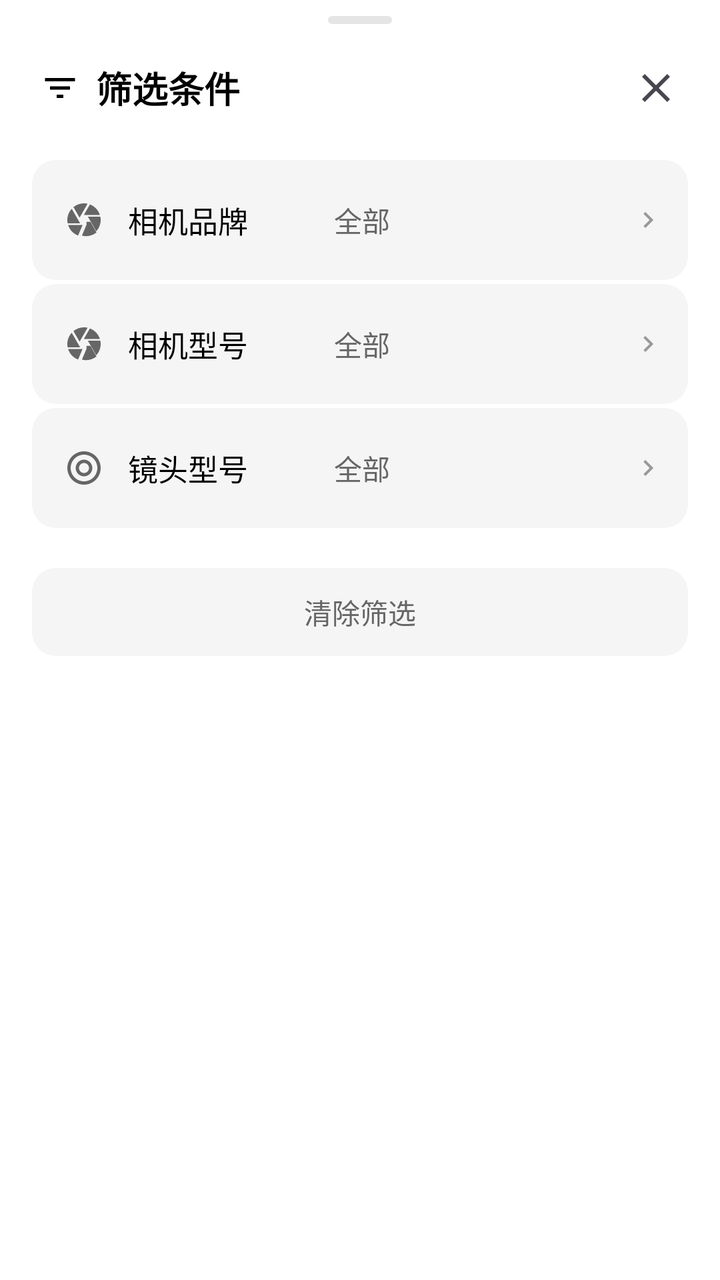
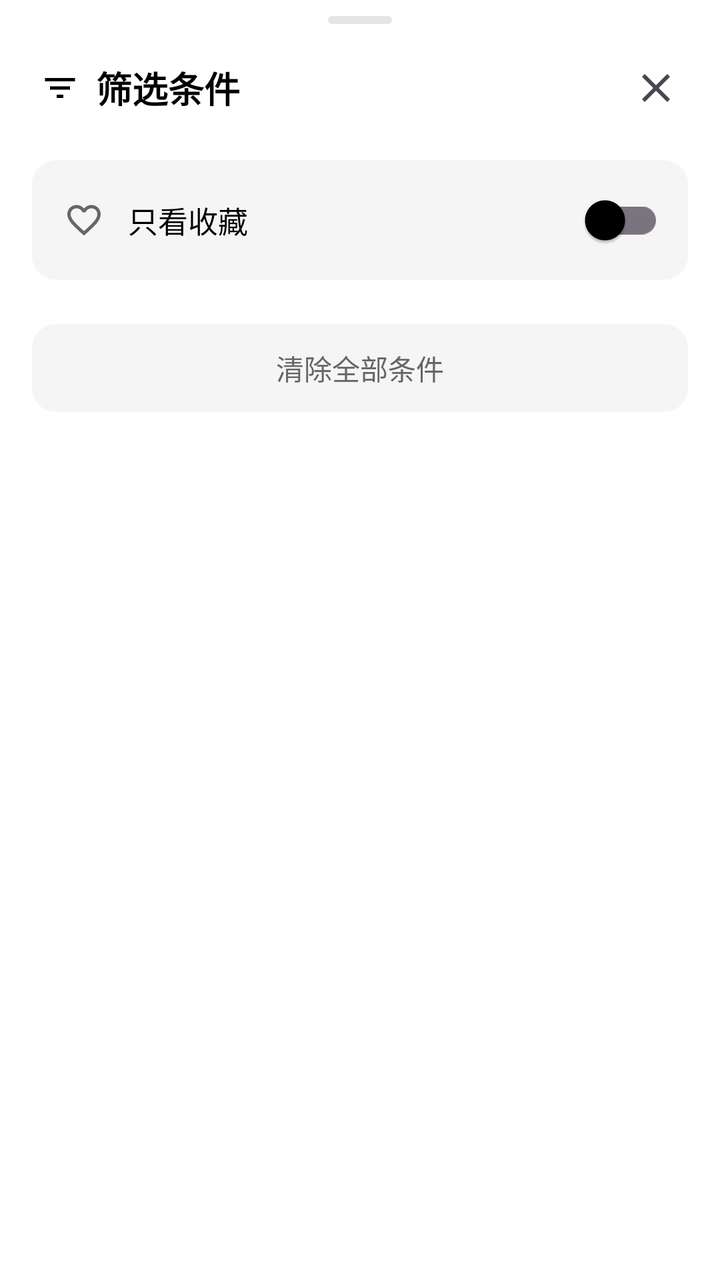

Two renders of the same Android screen: before a commit and after it. Below are the layout's source before the change and the commit's diff.
<!-- AndroidManifest.xml: application theme Theme.StarGallery -->
<!-- res/layout/layout_bottom_sheet_filter.xml -->
<?xml version="1.0" encoding="utf-8"?>
<FrameLayout xmlns:android="http://schemas.android.com/apk/res/android"
    xmlns:app="http://schemas.android.com/apk/res-auto"
    android:layout_width="match_parent"
    android:layout_height="wrap_content">

    
    <LinearLayout
        android:id="@+id/mainView"
        android:layout_width="match_parent"
        android:layout_height="wrap_content"
        android:orientation="vertical"
        android:paddingTop="8dp"
        android:paddingBottom="32dp">

        
        <View
            android:layout_width="32dp"
            android:layout_height="4dp"
            android:layout_gravity="center_horizontal"
            android:layout_marginBottom="12dp"
            android:background="@drawable/bg_drag_handle" />

        
        <LinearLayout
            android:layout_width="match_parent"
            android:layout_height="wrap_content"
            android:gravity="center_vertical"
            android:orientation="horizontal"
            android:paddingStart="20dp"
            android:paddingEnd="12dp"
            android:paddingBottom="16dp">

            <ImageView
                android:layout_width="20dp"
                android:layout_height="20dp"
                android:layout_marginEnd="8dp"
                android:src="@drawable/ic_filter"
                app:tint="@color/text_primary" />

            <TextView
                android:layout_width="0dp"
                android:layout_height="wrap_content"
                android:layout_weight="1"
                android:text="@string/filter_title"
                android:textColor="@color/text_primary"
                android:textSize="18sp"
                android:textStyle="bold" />

            <ImageButton
                android:id="@+id/btnClose"
                android:layout_width="40dp"
                android:layout_height="40dp"
                android:background="?attr/selectableItemBackgroundBorderless"
                android:contentDescription="@string/cancel"
                android:src="@drawable/ic_close" />
        </LinearLayout>

        
        <androidx.constraintlayout.widget.ConstraintLayout
            android:id="@+id/rowCameraMake"
            android:layout_width="match_parent"
            android:layout_height="60dp"
            android:layout_marginStart="16dp"
            android:layout_marginEnd="16dp"
            android:layout_marginBottom="2dp"
            android:background="@drawable/bg_filter_row"
            android:paddingStart="16dp"
            android:paddingEnd="12dp">

            <ImageView
                android:id="@+id/ivCameraMakeIcon"
                android:layout_width="20dp"
                android:layout_height="20dp"
                android:src="@drawable/ic_camera"
                app:layout_constraintBottom_toBottomOf="parent"
                app:layout_constraintStart_toStartOf="parent"
                app:layout_constraintTop_toTopOf="parent"
                app:tint="@color/text_secondary" />

            <TextView
                android:layout_width="wrap_content"
                android:layout_height="wrap_content"
                android:layout_marginStart="12dp"
                android:text="@string/filter_camera_make"
                android:textColor="@color/text_primary"
                android:textSize="15sp"
                app:layout_constraintBottom_toBottomOf="parent"
                app:layout_constraintStart_toEndOf="@+id/ivCameraMakeIcon"
                app:layout_constraintTop_toTopOf="parent" />

            <TextView
                android:id="@+id/tvCameraMakeValue"
                android:layout_width="0dp"
                android:layout_height="wrap_content"
                android:layout_marginEnd="6dp"
                android:ellipsize="end"
                android:maxLines="1"
                android:text="@string/filter_all"
                android:textColor="@color/text_secondary"
                android:textSize="14sp"
                app:layout_constraintBottom_toBottomOf="parent"
                app:layout_constraintEnd_toStartOf="@+id/ivArrowMake"
                app:layout_constraintTop_toTopOf="parent"
                app:layout_constraintHorizontal_bias="0"
                app:layout_constraintHorizontal_chainStyle="packed"
                app:layout_constraintStart_toEndOf="@+id/guidelineCenter" />

            <androidx.constraintlayout.widget.Guideline
                android:id="@+id/guidelineCenter"
                android:layout_width="wrap_content"
                android:layout_height="wrap_content"
                android:orientation="vertical"
                app:layout_constraintGuide_percent="0.45" />

            <ImageView
                android:id="@+id/ivArrowMake"
                android:layout_width="16dp"
                android:layout_height="16dp"
                android:src="@drawable/ic_arrow_right"
                app:layout_constraintBottom_toBottomOf="parent"
                app:layout_constraintEnd_toEndOf="parent"
                app:layout_constraintTop_toTopOf="parent"
                app:tint="@color/text_tertiary" />
        </androidx.constraintlayout.widget.ConstraintLayout>

        
        <androidx.constraintlayout.widget.ConstraintLayout
            android:id="@+id/rowCameraModel"
            android:layout_width="match_parent"
            android:layout_height="60dp"
            android:layout_marginStart="16dp"
            android:layout_marginEnd="16dp"
            android:layout_marginBottom="2dp"
            android:background="@drawable/bg_filter_row"
            android:paddingStart="16dp"
            android:paddingEnd="12dp">

            <ImageView
                android:id="@+id/ivCameraModelIcon"
                android:layout_width="20dp"
                android:layout_height="20dp"
                android:src="@drawable/ic_camera"
                app:layout_constraintBottom_toBottomOf="parent"
                app:layout_constraintStart_toStartOf="parent"
                app:layout_constraintTop_toTopOf="parent"
                app:tint="@color/text_secondary" />

            <TextView
                android:layout_width="wrap_content"
                android:layout_height="wrap_content"
                android:layout_marginStart="12dp"
                android:text="@string/filter_camera_model"
                android:textColor="@color/text_primary"
                android:textSize="15sp"
                app:layout_constraintBottom_toBottomOf="parent"
                app:layout_constraintStart_toEndOf="@+id/ivCameraModelIcon"
                app:layout_constraintTop_toTopOf="parent" />

            <TextView
                android:id="@+id/tvCameraModelValue"
                android:layout_width="0dp"
                android:layout_height="wrap_content"
                android:layout_marginEnd="6dp"
                android:ellipsize="end"
                android:maxLines="1"
                android:text="@string/filter_all"
                android:textColor="@color/text_secondary"
                android:textSize="14sp"
                app:layout_constraintBottom_toBottomOf="parent"
                app:layout_constraintEnd_toStartOf="@+id/ivArrowModel"
                app:layout_constraintTop_toTopOf="parent"
                app:layout_constraintStart_toEndOf="@+id/guidelineCenter2" />

            <androidx.constraintlayout.widget.Guideline
                android:id="@+id/guidelineCenter2"
                android:layout_width="wrap_content"
                android:layout_height="wrap_content"
                android:orientation="vertical"
                app:layout_constraintGuide_percent="0.45" />

            <ImageView
                android:id="@+id/ivArrowModel"
                android:layout_width="16dp"
                android:layout_height="16dp"
                android:src="@drawable/ic_arrow_right"
                app:layout_constraintBottom_toBottomOf="parent"
                app:layout_constraintEnd_toEndOf="parent"
                app:layout_constraintTop_toTopOf="parent"
                app:tint="@color/text_tertiary" />
        </androidx.constraintlayout.widget.ConstraintLayout>

        
        <androidx.constraintlayout.widget.ConstraintLayout
            android:id="@+id/rowLens"
            android:layout_width="match_parent"
            android:layout_height="60dp"
            android:layout_marginStart="16dp"
            android:layout_marginEnd="16dp"
            android:background="@drawable/bg_filter_row"
            android:paddingStart="16dp"
            android:paddingEnd="12dp">

            <ImageView
                android:id="@+id/ivLensIcon"
                android:layout_width="20dp"
                android:layout_height="20dp"
                android:src="@drawable/ic_lens"
                app:layout_constraintBottom_toBottomOf="parent"
                app:layout_constraintStart_toStartOf="parent"
                app:layout_constraintTop_toTopOf="parent"
                app:tint="@color/text_secondary" />

            <TextView
                android:layout_width="wrap_content"
                android:layout_height="wrap_content"
                android:layout_marginStart="12dp"
                android:text="@string/filter_lens"
                android:textColor="@color/text_primary"
                android:textSize="15sp"
                app:layout_constraintBottom_toBottomOf="parent"
                app:layout_constraintStart_toEndOf="@+id/ivLensIcon"
                app:layout_constraintTop_toTopOf="parent" />

            <TextView
                android:id="@+id/tvLensValue"
                android:layout_width="0dp"
                android:layout_height="wrap_content"
                android:layout_marginEnd="6dp"
                android:ellipsize="end"
                android:maxLines="1"
                android:text="@string/filter_all"
                android:textColor="@color/text_secondary"
                android:textSize="14sp"
                app:layout_constraintBottom_toBottomOf="parent"
                app:layout_constraintEnd_toStartOf="@+id/ivArrowLens"
                app:layout_constraintTop_toTopOf="parent"
                app:layout_constraintStart_toEndOf="@+id/guidelineCenter3" />

            <androidx.constraintlayout.widget.Guideline
                android:id="@+id/guidelineCenter3"
                android:layout_width="wrap_content"
                android:layout_height="wrap_content"
                android:orientation="vertical"
                app:layout_constraintGuide_percent="0.45" />

            <ImageView
                android:id="@+id/ivArrowLens"
                android:layout_width="16dp"
                android:layout_height="16dp"
                android:src="@drawable/ic_arrow_right"
                app:layout_constraintBottom_toBottomOf="parent"
                app:layout_constraintEnd_toEndOf="parent"
                app:layout_constraintTop_toTopOf="parent"
                app:tint="@color/text_tertiary" />
        </androidx.constraintlayout.widget.ConstraintLayout>

        
        <TextView
            android:id="@+id/btnClear"
            android:layout_width="match_parent"
            android:layout_height="44dp"
            android:layout_marginStart="16dp"
            android:layout_marginTop="20dp"
            android:layout_marginEnd="16dp"
            android:background="@drawable/bg_filter_clear"
            android:gravity="center"
            android:text="@string/filter_clear"
            android:textColor="@color/text_secondary"
            android:textSize="14sp" />
    </LinearLayout>

    
    <LinearLayout
        android:id="@+id/listView"
        android:layout_width="match_parent"
        android:layout_height="wrap_content"
        android:orientation="vertical"
        android:visibility="gone"
        android:paddingTop="8dp"
        android:paddingBottom="24dp">

        
        <LinearLayout
            android:layout_width="match_parent"
            android:layout_height="wrap_content"
            android:gravity="center_vertical"
            android:orientation="horizontal"
            android:paddingStart="4dp"
            android:paddingEnd="12dp"
            android:paddingBottom="12dp">

            <ImageButton
                android:id="@+id/btnBackFromList"
                android:layout_width="48dp"
                android:layout_height="48dp"
                android:background="?attr/selectableItemBackgroundBorderless"
                android:contentDescription="@string/back"
                android:src="@drawable/ic_back" />

            <TextView
                android:id="@+id/tvListTitle"
                android:layout_width="0dp"
                android:layout_height="wrap_content"
                android:layout_weight="1"
                android:textColor="@color/text_primary"
                android:textSize="18sp"
                android:textStyle="bold" />
        </LinearLayout>

        
        <ScrollView
            android:layout_width="match_parent"
            android:layout_height="wrap_content"
            android:overScrollMode="never"
            android:clipToPadding="false"
            android:paddingStart="16dp"
            android:paddingEnd="16dp">

            <com.google.android.material.chip.ChipGroup
                android:id="@+id/cgOptions"
                android:layout_width="match_parent"
                android:layout_height="wrap_content"
                app:singleSelection="true"
                app:selectionRequired="false"
                app:chipSpacingHorizontal="8dp"
                app:chipSpacingVertical="6dp" />
        </ScrollView>
    </LinearLayout>

</FrameLayout>
<!-- resources referenced by this layout -->
<resources>
  <color name="text_primary">#FF000000</color>
  <color name="text_secondary">#FF666666</color>
  <color name="text_tertiary">#FF999999</color>
  <!-- drawable bg_drag_handle (drawable) -->
  <?xml version="1.0" encoding="utf-8"?>
  <shape xmlns:android="http://schemas.android.com/apk/res/android"
      android:shape="rectangle">
      <solid android:color="@color/divider" />
      <corners android:radius="2dp" />
  </shape>
  <!-- drawable bg_filter_clear (drawable) -->
  <?xml version="1.0" encoding="utf-8"?>
  <shape xmlns:android="http://schemas.android.com/apk/res/android"
      android:shape="rectangle">
      <solid android:color="@color/background_card" />
      <corners android:radius="12dp" />
  </shape>
  <!-- drawable bg_filter_row (drawable) -->
  <?xml version="1.0" encoding="utf-8"?>
  <shape xmlns:android="http://schemas.android.com/apk/res/android"
      android:shape="rectangle">
      <solid android:color="@color/background_card" />
      <corners android:radius="12dp" />
  </shape>
  <!-- drawable ic_arrow_right (drawable) -->
  <?xml version="1.0" encoding="utf-8"?>
  <vector xmlns:android="http://schemas.android.com/apk/res/android"
      android:width="24dp"
      android:height="24dp"
      android:viewportWidth="24"
      android:viewportHeight="24">
      <path
          android:fillColor="@color/icon_normal"
          android:pathData="M10,6L8.59,7.41 13.17,12l-4.58,4.59L10,18l6,-6z"/>
  </vector>
  <!-- drawable ic_camera (drawable) -->
  <?xml version="1.0" encoding="utf-8"?>
  <vector xmlns:android="http://schemas.android.com/apk/res/android"
      android:width="24dp"
      android:height="24dp"
      android:viewportWidth="24"
      android:viewportHeight="24">
      <path
          android:fillColor="#000000"
          android:pathData="M9.4,10.5l4.77,-8.26C13.47,2.09 12.75,2 12,2c-2.4,0 -4.6,0.85 -6.32,2.25l3.66,6.35L9.4,10.5zM21.54,9c-0.92,-2.92 -3.15,-5.26 -6,-6.34L11.88,9h9.66zM21.8,10h-7.49l0.29,0.5 4.76,8.25C21,16.97 22,14.61 22,12c0,-0.69 -0.07,-1.35 -0.2,-2zM8.54,12l-3.9,-6.75C3.01,7.03 2,9.39 2,12c0,0.69 0.07,1.35 0.2,2h7.49L8.54,12zM2.46,15c0.92,2.92 3.15,5.26 6,6.34l2.67,-6.34H2.46zM13.45,15l-2.68,6.34c0.77,0.24 1.58,0.36 2.43,0.36c2.4,0 4.6,-0.85 6.32,-2.25l-3.66,-6.35l-2.41,0z"/>
  </vector>
  <!-- drawable ic_filter (drawable) -->
  <?xml version="1.0" encoding="utf-8"?>
  <vector xmlns:android="http://schemas.android.com/apk/res/android"
      android:width="24dp"
      android:height="24dp"
      android:viewportWidth="24"
      android:viewportHeight="24">
      <path
          android:fillColor="@color/icon_normal"
          android:pathData="M10,18h4v-2h-4v2zM3,6v2h18V6H3zM6,13h12v-2H6v2z"/>
  </vector>
  <!-- drawable ic_lens (drawable) -->
  <?xml version="1.0" encoding="utf-8"?>
  <vector xmlns:android="http://schemas.android.com/apk/res/android"
      android:width="24dp"
      android:height="24dp"
      android:viewportWidth="24"
      android:viewportHeight="24">
      <path
          android:fillColor="#000000"
          android:pathData="M12,2C6.48,2 2,6.48 2,12s4.48,10 10,10 10,-4.48 10,-10S17.52,2 12,2zM12,20c-4.41,0 -8,-3.59 -8,-8s3.59,-8 8,-8 8,3.59 8,8 -3.59,8 -8,8z"/>
      <path
          android:fillColor="#000000"
          android:pathData="M12,17c2.76,0 5,-2.24 5,-5s-2.24,-5 -5,-5 -5,2.24 -5,5 2.24,5 5,5zM12,9c1.65,0 3,1.35 3,3s-1.35,3 -3,3 -3,-1.35 -3,-3 1.35,-3 3,-3z"/>
  </vector>
  <string name="back">返回</string>
  <string name="cancel">取消</string>
  <string name="filter_all">全部</string>
  <string name="filter_camera_make">相机品牌</string>
  <string name="filter_camera_model">相机型号</string>
  <string name="filter_clear">清除筛选</string>
  <string name="filter_lens">镜头型号</string>
  <string name="filter_title">筛选条件</string>
  <color name="divider">#FFE5E5E5</color>
  <color name="background_card">#FFF5F5F5</color>
  <color name="icon_normal">#FF222222</color>
  <color name="primary">#FF000000</color>
  <color name="primary_dark">#FF000000</color>
  <color name="accent">#FF007AFF</color>
  <color name="white">#FFFFFFFF</color>
  <!-- unchanged entries left out for length: 3 -->
</resources>

<!-- the commit's change to res/layout/layout_bottom_sheet_filter.xml (unified diff, before → after) -->
@@ -35,6 +35,7 @@
                 android:layout_width="20dp"
                 android:layout_height="20dp"
                 android:layout_marginEnd="8dp"
+                android:importantForAccessibility="no"
                 android:src="@drawable/ic_filter"
                 app:tint="@color/text_primary" />
 
@@ -58,7 +59,7 @@
 
         
         <androidx.constraintlayout.widget.ConstraintLayout
-            android:id="@+id/rowCameraMake"
+            android:id="@+id/rowFavorites"
             android:layout_width="match_parent"
             android:layout_height="60dp"
             android:layout_marginStart="16dp"
@@ -69,10 +70,11 @@
             android:paddingEnd="12dp">
 
             <ImageView
-                android:id="@+id/ivCameraMakeIcon"
+                android:id="@+id/ivFavoriteIcon"
                 android:layout_width="20dp"
                 android:layout_height="20dp"
-                android:src="@drawable/ic_camera"
+                android:importantForAccessibility="no"
+                android:src="@drawable/ic_favorite"
                 app:layout_constraintBottom_toBottomOf="parent"
                 app:layout_constraintStart_toStartOf="parent"
                 app:layout_constraintTop_toTopOf="parent"
@@ -82,178 +84,43 @@
                 android:layout_width="wrap_content"
                 android:layout_height="wrap_content"
                 android:layout_marginStart="12dp"
-                android:text="@string/filter_camera_make"
+                android:text="@string/filter_favorites_only"
                 android:textColor="@color/text_primary"
                 android:textSize="15sp"
                 app:layout_constraintBottom_toBottomOf="parent"
-                app:layout_constraintStart_toEndOf="@+id/ivCameraMakeIcon"
+                app:layout_constraintStart_toEndOf="@+id/ivFavoriteIcon"
                 app:layout_constraintTop_toTopOf="parent" />
 
-            <TextView
-                android:id="@+id/tvCameraMakeValue"
-                android:layout_width="0dp"
-                android:layout_height="wrap_content"
-                android:layout_marginEnd="6dp"
-                android:ellipsize="end"
-                android:maxLines="1"
-                android:text="@string/filter_all"
-                android:textColor="@color/text_secondary"
-                android:textSize="14sp"
-                app:layout_constraintBottom_toBottomOf="parent"
-                app:layout_constraintEnd_toStartOf="@+id/ivArrowMake"
-                app:layout_constraintTop_toTopOf="parent"
-                app:layout_constraintHorizontal_bias="0"
-                app:layout_constraintHorizontal_chainStyle="packed"
-                app:layout_constraintStart_toEndOf="@+id/guidelineCenter" />
-
-            <androidx.constraintlayout.widget.Guideline
-                android:id="@+id/guidelineCenter"
+            <com.google.android.material.switchmaterial.SwitchMaterial
+                android:id="@+id/switchFavorites"
                 android:layout_width="wrap_content"
                 android:layout_height="wrap_content"
-                android:orientation="vertical"
-                app:layout_constraintGuide_percent="0.45" />
-
-            <ImageView
-                android:id="@+id/ivArrowMake"
-                android:layout_width="16dp"
-                android:layout_height="16dp"
-                android:src="@drawable/ic_arrow_right"
+                android:clickable="false"
+                android:focusable="false"
                 app:layout_constraintBottom_toBottomOf="parent"
                 app:layout_constraintEnd_toEndOf="parent"
-                app:layout_constraintTop_toTopOf="parent"
-                app:tint="@color/text_tertiary" />
+                app:layout_constraintTop_toTopOf="parent" />
         </androidx.constraintlayout.widget.ConstraintLayout>
 
         
-        <androidx.constraintlayout.widget.ConstraintLayout
-            android:id="@+id/rowCameraModel"
-            android:layout_width="match_parent"
-            android:layout_height="60dp"
+        <LinearLayout
+            android:id="@+id/dimensionContainer"
+            android:layout_width="match_parent"
+            android:layout_height="wrap_content"
+            android:orientation="vertical" />
+
+        
+        <TextView
+            android:id="@+id/tvExcludedHint"
+            android:layout_width="match_parent"
+            android:layout_height="wrap_content"
             android:layout_marginStart="16dp"
+            android:layout_marginTop="12dp"
             android:layout_marginEnd="16dp"
-            android:layout_marginBottom="2dp"
-            android:background="@drawable/bg_filter_row"
-            android:paddingStart="16dp"
-            android:paddingEnd="12dp">
-
-            <ImageView
-                android:id="@+id/ivCameraModelIcon"
-                android:layout_width="20dp"
-                android:layout_height="20dp"
-                android:src="@drawable/ic_camera"
-                app:layout_constraintBottom_toBottomOf="parent"
-                app:layout_constraintStart_toStartOf="parent"
-                app:layout_constraintTop_toTopOf="parent"
-                app:tint="@color/text_secondary" />
-
-            <TextView
-                android:layout_width="wrap_content"
-                android:layout_height="wrap_content"
-                android:layout_marginStart="12dp"
-                android:text="@string/filter_camera_model"
-                android:textColor="@color/text_primary"
-                android:textSize="15sp"
-                app:layout_constraintBottom_toBottomOf="parent"
-                app:layout_constraintStart_toEndOf="@+id/ivCameraModelIcon"
-                app:layout_constraintTop_toTopOf="parent" />
-
-            <TextView
-                android:id="@+id/tvCameraModelValue"
-                android:layout_width="0dp"
-                android:layout_height="wrap_content"
-                android:layout_marginEnd="6dp"
-                android:ellipsize="end"
-                android:maxLines="1"
-                android:text="@string/filter_all"
-                android:textColor="@color/text_secondary"
-                android:textSize="14sp"
-                app:layout_constraintBottom_toBottomOf="parent"
-                app:layout_constraintEnd_toStartOf="@+id/ivArrowModel"
-                app:layout_constraintTop_toTopOf="parent"
-                app:layout_constraintStart_toEndOf="@+id/guidelineCenter2" />
-
-            <androidx.constraintlayout.widget.Guideline
-                android:id="@+id/guidelineCenter2"
-                android:layout_width="wrap_content"
-                android:layout_height="wrap_content"
-                android:orientation="vertical"
-                app:layout_constraintGuide_percent="0.45" />
-
-            <ImageView
-                android:id="@+id/ivArrowModel"
-                android:layout_width="16dp"
-                android:layout_height="16dp"
-                android:src="@drawable/ic_arrow_right"
-                app:layout_constraintBottom_toBottomOf="parent"
-                app:layout_constraintEnd_toEndOf="parent"
-                app:layout_constraintTop_toTopOf="parent"
-                app:tint="@color/text_tertiary" />
-        </androidx.constraintlayout.widget.ConstraintLayout>
-
-        
-        <androidx.constraintlayout.widget.ConstraintLayout
-            android:id="@+id/rowLens"
-            android:layout_width="match_parent"
-            android:layout_height="60dp"
-            android:layout_marginStart="16dp"
-            android:layout_marginEnd="16dp"
-            android:background="@drawable/bg_filter_row"
-            android:paddingStart="16dp"
-            android:paddingEnd="12dp">
-
-            <ImageView
-                android:id="@+id/ivLensIcon"
-                android:layout_width="20dp"
-                android:layout_height="20dp"
-                android:src="@drawable/ic_lens"
-                app:layout_constraintBottom_toBottomOf="parent"
-                app:layout_constraintStart_toStartOf="parent"
-                app:layout_constraintTop_toTopOf="parent"
-                app:tint="@color/text_secondary" />
-
-            <TextView
-                android:layout_width="wrap_content"
-                android:layout_height="wrap_content"
-                android:layout_marginStart="12dp"
-                android:text="@string/filter_lens"
-                android:textColor="@color/text_primary"
-                android:textSize="15sp"
-                app:layout_constraintBottom_toBottomOf="parent"
-                app:layout_constraintStart_toEndOf="@+id/ivLensIcon"
-                app:layout_constraintTop_toTopOf="parent" />
-
-            <TextView
-                android:id="@+id/tvLensValue"
-                android:layout_width="0dp"
-                android:layout_height="wrap_content"
-                android:layout_marginEnd="6dp"
-                android:ellipsize="end"
-                android:maxLines="1"
-                android:text="@string/filter_all"
-                android:textColor="@color/text_secondary"
-                android:textSize="14sp"
-                app:layout_constraintBottom_toBottomOf="parent"
-                app:layout_constraintEnd_toStartOf="@+id/ivArrowLens"
-                app:layout_constraintTop_toTopOf="parent"
-                app:layout_constraintStart_toEndOf="@+id/guidelineCenter3" />
-
-            <androidx.constraintlayout.widget.Guideline
-                android:id="@+id/guidelineCenter3"
-                android:layout_width="wrap_content"
-                android:layout_height="wrap_content"
-                android:orientation="vertical"
-                app:layout_constraintGuide_percent="0.45" />
-
-            <ImageView
-                android:id="@+id/ivArrowLens"
-                android:layout_width="16dp"
-                android:layout_height="16dp"
-                android:src="@drawable/ic_arrow_right"
-                app:layout_constraintBottom_toBottomOf="parent"
-                app:layout_constraintEnd_toEndOf="parent"
-                app:layout_constraintTop_toTopOf="parent"
-                app:tint="@color/text_tertiary" />
-        </androidx.constraintlayout.widget.ConstraintLayout>
+            android:text="@string/filter_excluded_albums_hint"
+            android:textColor="@color/text_tertiary"
+            android:textSize="12sp"
+            android:visibility="gone" />
 
         
         <TextView
@@ -265,7 +132,7 @@
             android:layout_marginEnd="16dp"
             android:background="@drawable/bg_filter_clear"
             android:gravity="center"
-            android:text="@string/filter_clear"
+            android:text="@string/filter_clear_all"
             android:textColor="@color/text_secondary"
             android:textSize="14sp" />
     </LinearLayout>
@@ -306,6 +173,20 @@
                 android:textColor="@color/text_primary"
                 android:textSize="18sp"
                 android:textStyle="bold" />
+
+            <TextView
+                android:id="@+id/btnClearDimension"
+                android:layout_width="wrap_content"
+                android:layout_height="wrap_content"
+                android:background="?attr/selectableItemBackground"
+                android:paddingStart="12dp"
+                android:paddingTop="8dp"
+                android:paddingEnd="12dp"
+                android:paddingBottom="8dp"
+                android:text="@string/filter_clear"
+                android:textColor="@color/accent"
+                android:textSize="14sp"
+                android:visibility="gone" />
         </LinearLayout>
 
         
@@ -321,10 +202,10 @@
                 android:id="@+id/cgOptions"
                 android:layout_width="match_parent"
                 android:layout_height="wrap_content"
-                app:singleSelection="true"
+                app:chipSpacingHorizontal="8dp"
+                app:chipSpacingVertical="6dp"
                 app:selectionRequired="false"
-                app:chipSpacingHorizontal="8dp"
-                app:chipSpacingVertical="6dp" />
+                app:singleSelection="false" />
         </ScrollView>
     </LinearLayout>
 
<!-- resource entries referenced after the edit -->
@@ -24,7 +24,7 @@
       <solid android:color="@color/background_card" />
       <corners android:radius="12dp" />
   </shape>
-  <!-- drawable ic_arrow_right (drawable) -->
+  <!-- drawable ic_favorite (drawable) -->
   <?xml version="1.0" encoding="utf-8"?>
   <vector xmlns:android="http://schemas.android.com/apk/res/android"
       android:width="24dp"
@@ -33,18 +33,7 @@
       android:viewportHeight="24">
       <path
           android:fillColor="@color/icon_normal"
-          android:pathData="M10,6L8.59,7.41 13.17,12l-4.58,4.59L10,18l6,-6z"/>
-  </vector>
-  <!-- drawable ic_camera (drawable) -->
-  <?xml version="1.0" encoding="utf-8"?>
-  <vector xmlns:android="http://schemas.android.com/apk/res/android"
-      android:width="24dp"
-      android:height="24dp"
-      android:viewportWidth="24"
-      android:viewportHeight="24">
-      <path
-          android:fillColor="#000000"
-          android:pathData="M9.4,10.5l4.77,-8.26C13.47,2.09 12.75,2 12,2c-2.4,0 -4.6,0.85 -6.32,2.25l3.66,6.35L9.4,10.5zM21.54,9c-0.92,-2.92 -3.15,-5.26 -6,-6.34L11.88,9h9.66zM21.8,10h-7.49l0.29,0.5 4.76,8.25C21,16.97 22,14.61 22,12c0,-0.69 -0.07,-1.35 -0.2,-2zM8.54,12l-3.9,-6.75C3.01,7.03 2,9.39 2,12c0,0.69 0.07,1.35 0.2,2h7.49L8.54,12zM2.46,15c0.92,2.92 3.15,5.26 6,6.34l2.67,-6.34H2.46zM13.45,15l-2.68,6.34c0.77,0.24 1.58,0.36 2.43,0.36c2.4,0 4.6,-0.85 6.32,-2.25l-3.66,-6.35l-2.41,0z"/>
+          android:pathData="M16.5,3c-1.74,0 -3.41,0.81 -4.5,2.09C10.91,3.81 9.24,3 7.5,3 4.42,3 2,5.42 2,8.5c0,3.78 3.4,6.86 8.55,11.54L12,21.35l1.45,-1.32C18.6,15.36 22,12.28 22,8.5 22,5.42 19.58,3 16.5,3zM12.1,18.55l-0.1,0.1 -0.1,-0.1C7.14,14.24 4,11.39 4,8.5 4,6.5 5.5,5 7.5,5c1.54,0 3.04,0.99 3.57,2.36h1.87C13.46,5.99 14.96,5 16.5,5c2,0 3.5,1.5 3.5,3.5 0,2.89 -3.14,5.74 -7.9,10.05z"/>
   </vector>
   <!-- drawable ic_filter (drawable) -->
   <?xml version="1.0" encoding="utf-8"?>
@@ -57,27 +46,12 @@
           android:fillColor="@color/icon_normal"
           android:pathData="M10,18h4v-2h-4v2zM3,6v2h18V6H3zM6,13h12v-2H6v2z"/>
   </vector>
-  <!-- drawable ic_lens (drawable) -->
-  <?xml version="1.0" encoding="utf-8"?>
-  <vector xmlns:android="http://schemas.android.com/apk/res/android"
-      android:width="24dp"
-      android:height="24dp"
-      android:viewportWidth="24"
-      android:viewportHeight="24">
-      <path
-          android:fillColor="#000000"
-          android:pathData="M12,2C6.48,2 2,6.48 2,12s4.48,10 10,10 10,-4.48 10,-10S17.52,2 12,2zM12,20c-4.41,0 -8,-3.59 -8,-8s3.59,-8 8,-8 8,3.59 8,8 -3.59,8 -8,8z"/>
-      <path
-          android:fillColor="#000000"
-          android:pathData="M12,17c2.76,0 5,-2.24 5,-5s-2.24,-5 -5,-5 -5,2.24 -5,5 2.24,5 5,5zM12,9c1.65,0 3,1.35 3,3s-1.35,3 -3,3 -3,-1.35 -3,-3 1.35,-3 3,-3z"/>
-  </vector>
   <string name="back">返回</string>
   <string name="cancel">取消</string>
-  <string name="filter_all">全部</string>
-  <string name="filter_camera_make">相机品牌</string>
-  <string name="filter_camera_model">相机型号</string>
   <string name="filter_clear">清除筛选</string>
-  <string name="filter_lens">镜头型号</string>
+  <string name="filter_clear_all">清除全部条件</string>
+  <string name="filter_excluded_albums_hint">相册排除在相册页管理</string>
+  <string name="filter_favorites_only">只看收藏</string>
   <string name="filter_title">筛选条件</string>
   <color name="divider">#FFE5E5E5</color>
   <color name="background_card">#FFF5F5F5</color>
